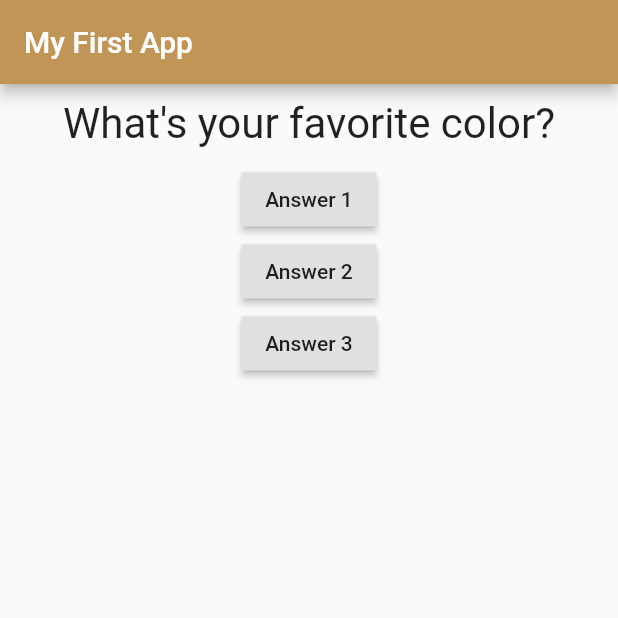
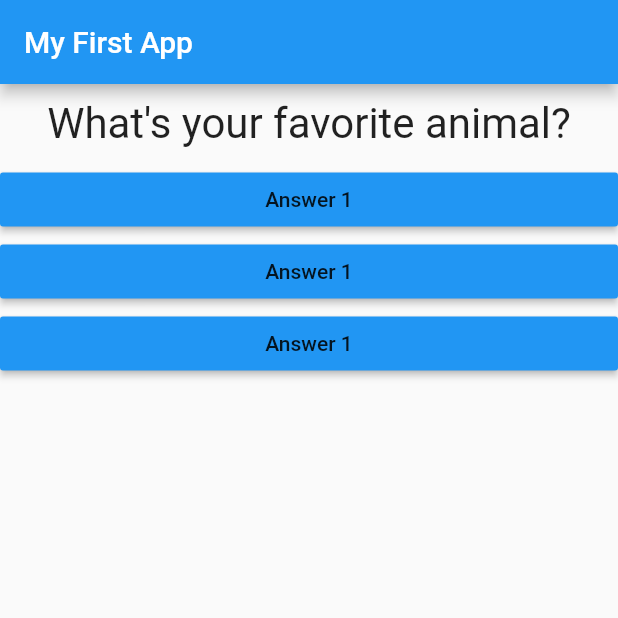
Before and after one commit to gios92/flutter_course_app, a Flutter app: the screen it shows after launch, after a tap on "Answer 1", on a phone screen of 412 x 824 dp, the top half of it. Run offline on Flutter 3.47's test engine with Material 2 defaults, Android fonts, the phone set to English and light mode, and no system bars.

Commit message:
creato il bottone al di fuori dell'app main + funzione di ritorno (callback)

```diff
--- /dev/null
+++ b/lib/answer.dart
@@ -0,0 +1,19 @@
+import 'package:flutter/material.dart';
+
+class Answer extends StatelessWidget {
+  final Function selectHandler;
+  //costruttore
+  Answer(this.selectHandler);
+
+  @override
+  Widget build(BuildContext context) {
+    return Container(
+      width: double.infinity,
+      child: RaisedButton(
+        color: Colors.blue,
+        child: Text('Answer 1'),
+        onPressed: selectHandler,
+      ),
+    );
+  }
+}
--- a/lib/main.dart
+++ b/lib/main.dart
@@ -1,6 +1,7 @@
 import 'package:flutter/material.dart';
 
 import './question.dart';
+import './answer.dart';
 
 //funzione eseguita quando l'app viene lanciata
 
@@ -45,32 +46,17 @@ class _MyAppState extends State<MyApp> {
       home: Scaffold(
         appBar: AppBar(
           title: Text('My First App'),
-          backgroundColor: Color(0xffC19556),
+          // backgroundColor: Color(0xffC19556),
+          backgroundColor: Colors.blue,
         ),
         body: Column(
           children: [
             Question(
               questions[_questionIndex],
             ),
-            RaisedButton(
-              child: Text('Answer 1'),
-              onPressed: () {
-                // ...
-                int _a = 2;
-                int _b = 5;
-                print(_a + _b);
-              },
-            ),
-            RaisedButton(
-              child: Text('Answer 2'),
-              onPressed: _answerQuestion,
-            ),
-            RaisedButton(
-              child: Text('Answer 3'),
-              onPressed: () {
-                print('pressed button number 3!');
-              },
-            ),
+            Answer(_answerQuestion),
+            Answer(_answerQuestion),
+            Answer(_answerQuestion),
           ],
         ),
       ),
```
